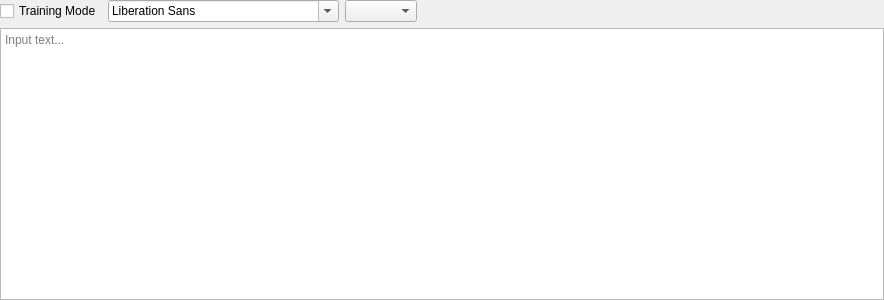
The window that Sources/StrokesSolver/StrokesSolverWidget.ui (FromtonRouge/KaladriusTrainer) describes before a commit, drawn with Qt 5.
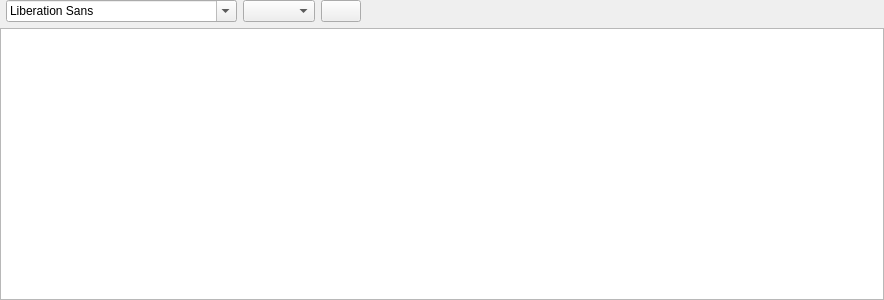
The same window after the commit. Icons and pictures are not drawn. Custom widgets are drawn as their Qt base class.

Patch:
```diff
--- a/Sources/StrokesSolver/StrokesSolverWidget.ui
+++ b/Sources/StrokesSolver/StrokesSolverWidget.ui
@@ -29,17 +29,10 @@
    <item row="0" column="2">
     <widget class="QComboBox" name="comboBoxFontSize"/>
    </item>
-   <item row="0" column="0">
-    <widget class="QCheckBox" name="checkBoxTrainingMode">
-     <property name="text">
-      <string>Training Mode</string>
-     </property>
-    </widget>
-   </item>
    <item row="0" column="1">
     <widget class="QFontComboBox" name="fontComboBox"/>
    </item>
-   <item row="0" column="3">
+   <item row="0" column="4">
     <spacer name="horizontalSpacer">
      <property name="orientation">
       <enum>Qt::Horizontal</enum>
@@ -52,13 +45,27 @@
      </property>
     </spacer>
    </item>
-   <item row="1" column="0" colspan="4">
+   <item row="1" column="0" colspan="5">
     <widget class="StrokesSolverTextEdit" name="textEdit">
      <property name="acceptRichText">
       <bool>false</bool>
      </property>
-     <property name="placeholderText">
-      <string>Input text...</string>
+    </widget>
+   </item>
+   <item row="0" column="3">
+    <widget class="QPushButton" name="pushButtonRestart">
+     <property name="toolTip">
+      <string>Restart</string>
+     </property>
+     <property name="text">
+      <string/>
+     </property>
+     <property name="icon">
+      <iconset resource="../../Resources/KaladriusTrainer.qrc">
+       <normaloff>:/Icons/arrow-circle-double.png</normaloff>:/Icons/arrow-circle-double.png</iconset>
+     </property>
+     <property name="shortcut">
+      <string>F5</string>
      </property>
     </widget>
    </item>
```
Left out of the diff: 4 changed lines with no effect on the pictures.
